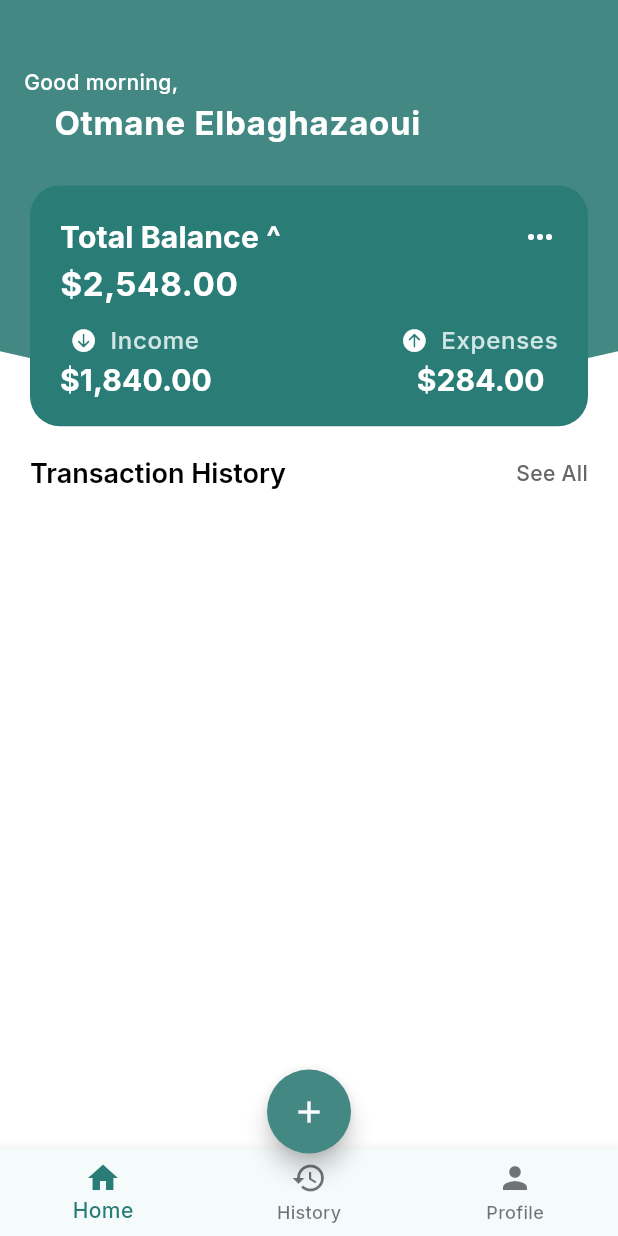
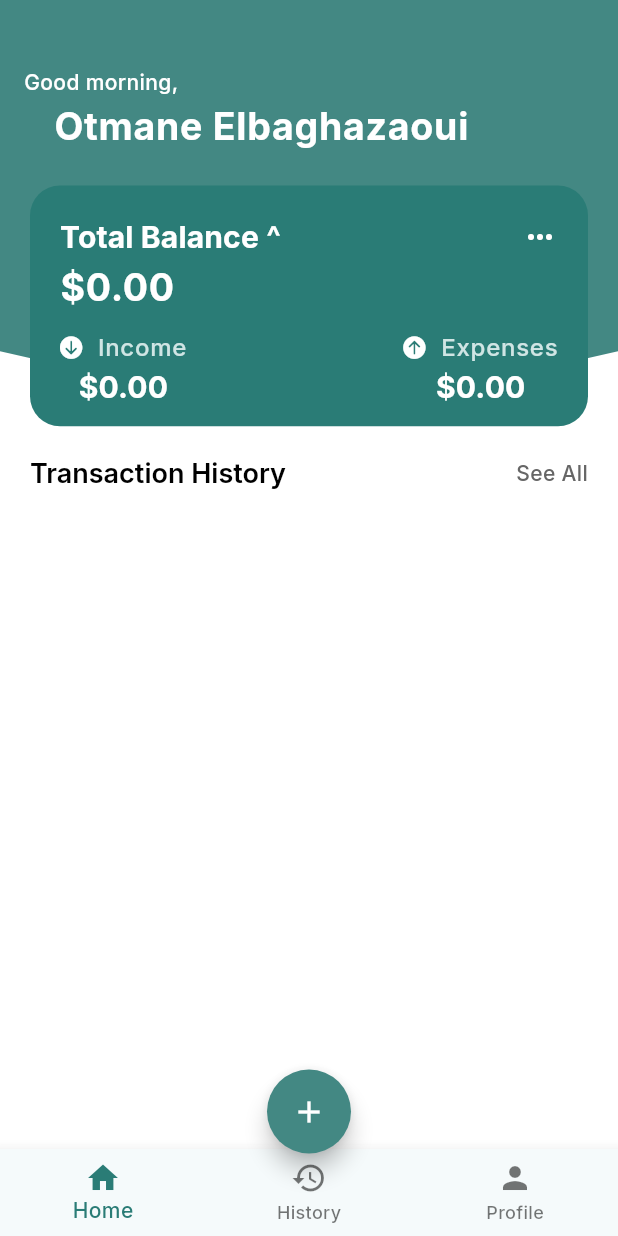
Before and after one commit to otmane-elb/SpendWise, a Flutter app: the HomeScreen screen opened by its route, on a phone screen of 412 x 824 dp. Run offline on Flutter 3.47's test engine with Material 3 defaults, Android fonts, the phone set to English and light mode, and no system bars; our stand-ins replace flutter_riverpod, font_awesome_flutter, freezed_annotation, go_router, google_fonts, hive_flutter; accounts and stored records are empty.

Commit message:
generate balance info

```diff
--- a/lib/views/add_transaction/add_trasaction.dart
+++ b/lib/views/add_transaction/add_trasaction.dart
@@ -1,5 +1,3 @@
-import 'dart:developer';
-
 import 'package:flutter/material.dart';
 import 'package:flutter_riverpod/flutter_riverpod.dart';
 import 'package:go_router/go_router.dart';
--- a/lib/views/home/home_screen.dart
+++ b/lib/views/home/home_screen.dart
@@ -1,9 +1,12 @@
 import 'package:flutter/material.dart';
 import 'package:flutter_riverpod/flutter_riverpod.dart';
 import 'package:go_router/go_router.dart';
+import 'package:spendwise/views/history/history_screen.dart';
 import 'package:spendwise/views/nav_bar/nav_bar.dart';
 import 'package:spendwise/views/profile/profile_screen.dart';
 import 'package:spendwise/views/themes/app_colors.dart';
+import '../../core/models/transaction_model/transaction_model.dart';
+import '../../core/providers/financial_data_provider.dart';
 import '../../core/providers/navigation_provider.dart';
 import '../../core/providers/transaction_provider.dart';
 import 'widgets/credit_card.dart';
@@ -18,6 +21,11 @@ class HomeScreen extends ConsumerWidget {
     final height = MediaQuery.of(context).size.height;
     final selectedIndex = ref.watch(navigationProvider);
     final transactions = ref.watch(transactionProvider);
+    final financialData = ref.watch(financialDataProvider);
+
+    ref.listen<List<Transaction>>(transactionProvider, (previous, next) {
+      ref.read(financialDataProvider.notifier).updateTransactions(next);
+    });
 
     return Scaffold(
       body: IndexedStack(
@@ -34,14 +42,14 @@ class HomeScreen extends ConsumerWidget {
                   Positioned.fill(
                     child: CreditCard(
                       height: height,
-                      balance: 2548,
-                      income: 1840,
-                      expense: 284,
+                      balance: financialData.balance,
+                      income: financialData.income,
+                      expense: financialData.expense,
                     ),
                   ),
                 ],
               ),
-              TransactionsHistory(
+              TransactionHistory(
                 transactions: transactions,
                 onDismissed: (transaction) {
                   ref
@@ -51,8 +59,13 @@ class HomeScreen extends ConsumerWidget {
               ),
             ],
           ),
-          const Center(
-            child: Text('Another Page'),
+          HistoryScreen(
+            transactions: transactions,
+            onDismissed: (transaction) {
+              ref
+                  .read(transactionProvider.notifier)
+                  .removeTransaction(transaction);
+            },
           ),
           const ProfileScreen(),
         ],
--- a/lib/views/home/widgets/credit_card.dart
+++ b/lib/views/home/widgets/credit_card.dart
@@ -41,8 +41,9 @@ class CreditCard extends StatelessWidget {
               )
             ],
           ),
-          Text('\$${FormatStyles().formatCurrency(balance)}',
-              style: Theme.of(context).textTheme.bodyLarge),
+          Text('\$${FormatStyles().formatCurrency(balance)} ',
+              style: Theme.of(context).textTheme.bodyLarge!.copyWith(
+                  color: balance < 0 ? AppColors.red : AppColors.white)),
           const SizedBox(
             height: 10,
           ),
--- a/lib/views/home/widgets/transactions_history.dart
+++ b/lib/views/home/widgets/transactions_history.dart
@@ -2,9 +2,10 @@ import 'package:flutter/material.dart';
 import 'package:spendwise/views/home/widgets/transaction_widget.dart';
 import '../../../core/models/transaction_model/transaction_model.dart';
 import '../../themes/app_colors.dart';
+import '../../widgets/confirmation_popup.dart';
 
-class TransactionsHistory extends StatelessWidget {
-  const TransactionsHistory({
+class TransactionHistory extends StatelessWidget {
+  const TransactionHistory({
     super.key,
     required this.transactions,
     required this.onDismissed,
@@ -45,8 +46,20 @@ class TransactionsHistory extends StatelessWidget {
                   return Dismissible(
                     key: Key(transaction.id),
                     direction: DismissDirection.endToStart,
-                    onDismissed: (direction) {
-                      onDismissed(transaction);
+                    confirmDismiss: (direction) async {
+                      return await showDialog(
+                        context: context,
+                        builder: (BuildContext context) {
+                          return ConfirmationDialog(
+                            title: 'Delete confirmation',
+                            content:
+                                'Are you sure you want to delete this transaction?',
+                            onConfirm: () {
+                              onDismissed(transaction);
+                            },
+                          );
+                        },
+                      );
                     },
                     background: Container(
                       color: Colors.red,
--- a/lib/views/themes/app_colors.dart
+++ b/lib/views/themes/app_colors.dart
@@ -13,5 +13,5 @@ class AppColors {
   static const Color beige = Color(0xFFD0E5E4);
   static const Color greySeeAll = Color(0xFF666666);
   static const Color green = Color(0xFF25A969);
-  static const Color red = Color(0xFFF95B51);
+  static const Color red = Color.fromARGB(255, 248, 26, 10);
 }
--- a/lib/views/themes/themes_controller.dart
+++ b/lib/views/themes/themes_controller.dart
@@ -14,7 +14,7 @@ class ThemesController {
             color: AppColors.primaryColor,
             fontWeight: FontWeight.bold),
         bodyLarge: GoogleFonts.inter().copyWith(
-            fontSize: 22, color: AppColors.white, fontWeight: FontWeight.bold),
+            fontSize: 25, color: AppColors.white, fontWeight: FontWeight.bold),
         bodyMedium: GoogleFonts.inter().copyWith(
             fontSize: 14, color: AppColors.white, fontWeight: FontWeight.w500),
         labelLarge: GoogleFonts.inter().copyWith(
```
Also changed, not shown: lib/core/providers/financial_data_provider.dart (+25 -14 lines), lib/views/history/history_screen.dart (+24 -2 lines), lib/views/home/widgets/transaction_widget.dart (+10 -3 lines), lib/views/widgets/confirmation_popup.dart (added, +54 -0 lines).
